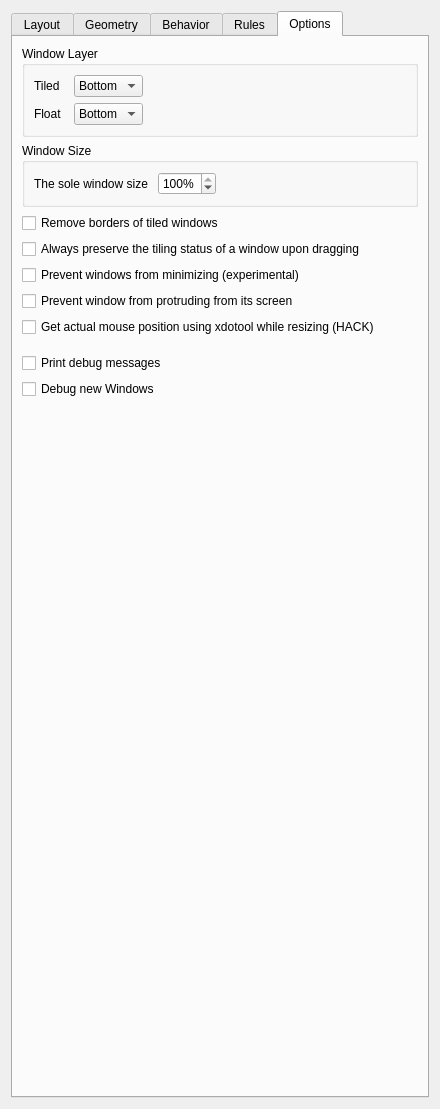
Before: the Qt Designer form res/config.ui in uberkael/krohnkite, drawn with Qt 5.
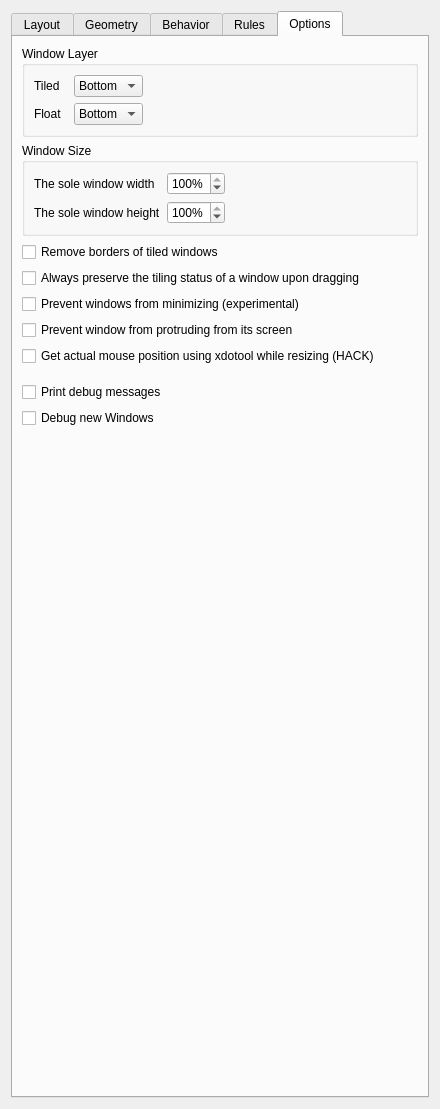
After: the same form once the commit is applied. The open tabs and pages were chosen to show the change.

Commit message: ADDED: the sole window height and the sole window width options DELETED: the sole window size

The edit to the form file:
```diff
--- a/res/config.ui
+++ b/res/config.ui
@@ -1158,29 +1158,6 @@
           <string>Window Size</string>
          </property>
          <layout class="QGridLayout" name="gridLayout_10">
-          <item row="0" column="0">
-           <widget class="QLabel" name="label_15">
-            <property name="text">
-             <string>The sole window size </string>
-            </property>
-           </widget>
-          </item>
-          <item row="0" column="1" alignment="Qt::AlignmentFlag::AlignHCenter|Qt::AlignmentFlag::AlignVCenter">
-           <widget class="QSpinBox" name="kcfg_soleWindowSize">
-            <property name="suffix">
-             <string>%</string>
-            </property>
-            <property name="minimum">
-             <number>1</number>
-            </property>
-            <property name="maximum">
-             <number>100</number>
-            </property>
-            <property name="value">
-             <number>100</number>
-            </property>
-           </widget>
-          </item>
           <item row="0" column="2">
            <spacer name="horizontalSpacer_3">
             <property name="orientation">
@@ -1194,6 +1171,52 @@
             </property>
            </spacer>
           </item>
+          <item row="0" column="0">
+           <widget class="QLabel" name="label_15">
+            <property name="text">
+             <string>The sole window width </string>
+            </property>
+           </widget>
+          </item>
+          <item row="0" column="1" alignment="Qt::AlignmentFlag::AlignHCenter|Qt::AlignmentFlag::AlignVCenter">
+           <widget class="QSpinBox" name="kcfg_soleWindowWidth">
+            <property name="suffix">
+             <string>%</string>
+            </property>
+            <property name="minimum">
+             <number>1</number>
+            </property>
+            <property name="maximum">
+             <number>100</number>
+            </property>
+            <property name="value">
+             <number>100</number>
+            </property>
+           </widget>
+          </item>
+          <item row="1" column="0">
+           <widget class="QLabel" name="label_16">
+            <property name="text">
+             <string>The sole window height</string>
+            </property>
+           </widget>
+          </item>
+          <item row="1" column="1">
+           <widget class="QSpinBox" name="kcfg_soleWindowHeight">
+            <property name="suffix">
+             <string>%</string>
+            </property>
+            <property name="minimum">
+             <number>1</number>
+            </property>
+            <property name="maximum">
+             <number>100</number>
+            </property>
+            <property name="value">
+             <number>100</number>
+            </property>
+           </widget>
+          </item>
          </layout>
          <zorder>kcfg_soleWindowSize</zorder>
          <zorder>label_15</zorder>
```
Left out of the diff: 4 changed lines with no effect on the pictures. The commit also changes 4 other files.
